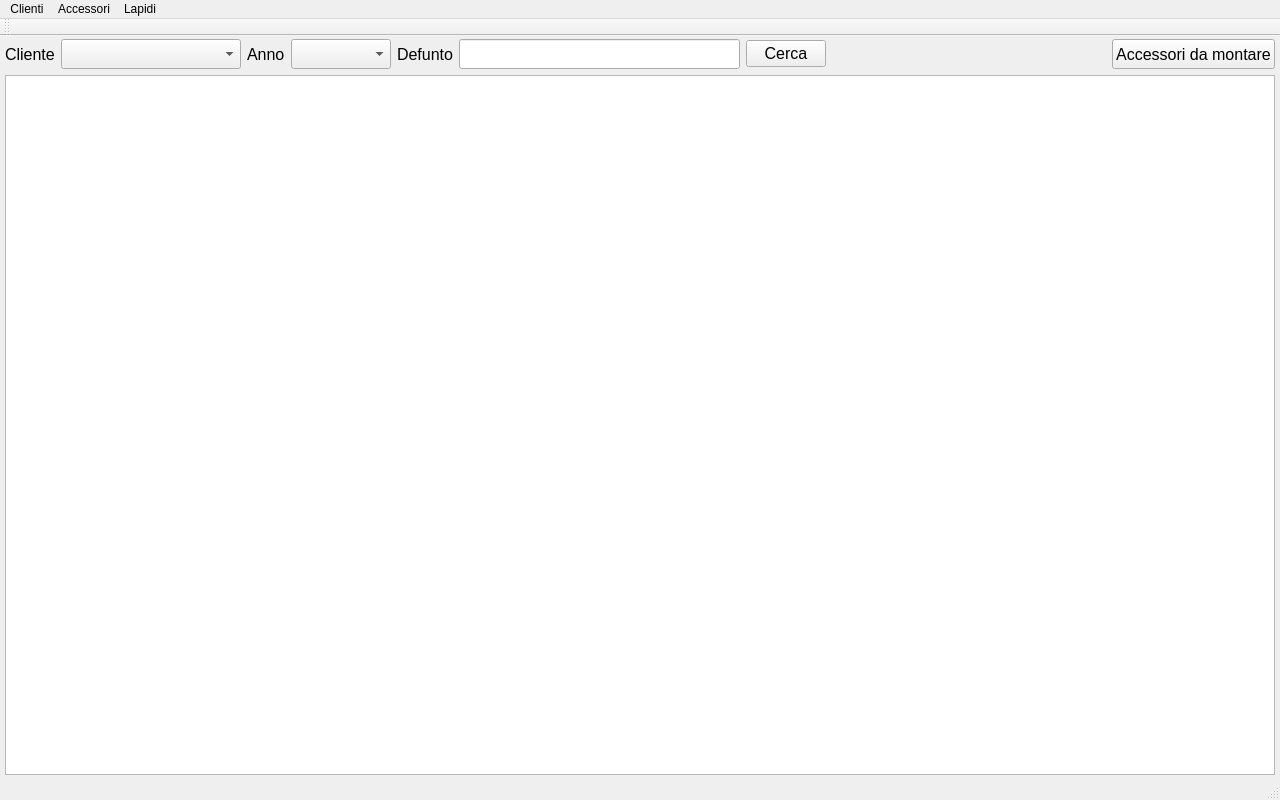
Before: the Qt Designer form funeraria.ui in LuigiCaradonna/funeraria, drawn with Qt 5.
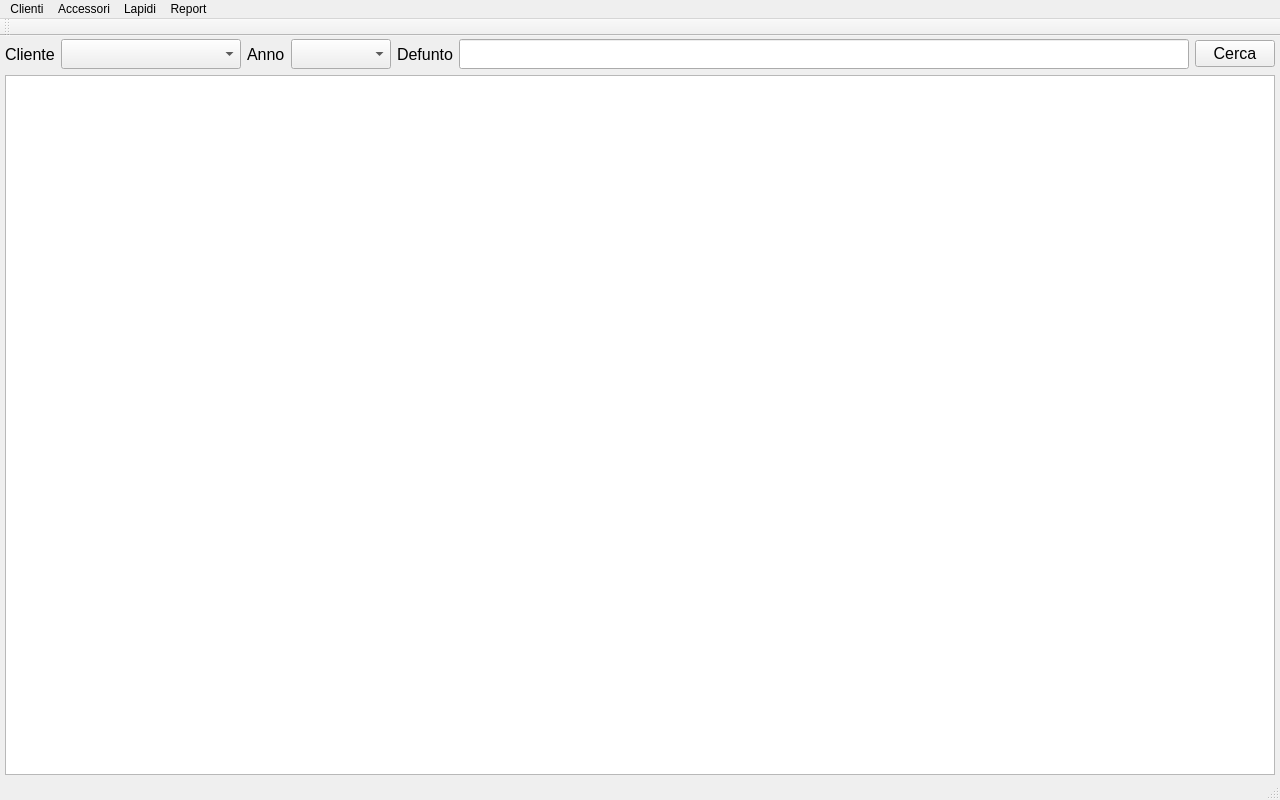
After: the same form once the commit is applied.

Commit message: Feature added: menu item to list the tombs not paid

```diff
--- a/funeraria.ui
+++ b/funeraria.ui
@@ -190,43 +190,6 @@
           </property>
          </widget>
         </item>
-        <item>
-         <spacer name="horizontalSpacer">
-          <property name="orientation">
-           <enum>Qt::Horizontal</enum>
-          </property>
-          <property name="sizeHint" stdset="0">
-           <size>
-            <width>40</width>
-            <height>20</height>
-           </size>
-          </property>
-         </spacer>
-        </item>
-        <item>
-         <widget class="QPushButton" name="btnAccessories">
-          <property name="minimumSize">
-           <size>
-            <width>0</width>
-            <height>30</height>
-           </size>
-          </property>
-          <property name="maximumSize">
-           <size>
-            <width>16777215</width>
-            <height>30</height>
-           </size>
-          </property>
-          <property name="font">
-           <font>
-            <pointsize>12</pointsize>
-           </font>
-          </property>
-          <property name="text">
-           <string>Accessori da montare</string>
-          </property>
-         </widget>
-        </item>
        </layout>
       </item>
       <item>
@@ -299,9 +262,17 @@
     </property>
     <addaction name="actionTNew"/>
    </widget>
+   <widget class="QMenu" name="menuReport">
+    <property name="title">
+     <string>Report</string>
+    </property>
+    <addaction name="actionMAccessories"/>
+    <addaction name="actionTPay"/>
+   </widget>
    <addaction name="menuClienti"/>
    <addaction name="menuAccessories"/>
    <addaction name="menuLapidi"/>
+   <addaction name="menuReport"/>
   </widget>
   <widget class="QToolBar" name="mainToolBar">
    <attribute name="toolBarArea">
```
Left out of the diff: 10 changed lines with no effect on the pictures. The commit also changes 4 other files.
